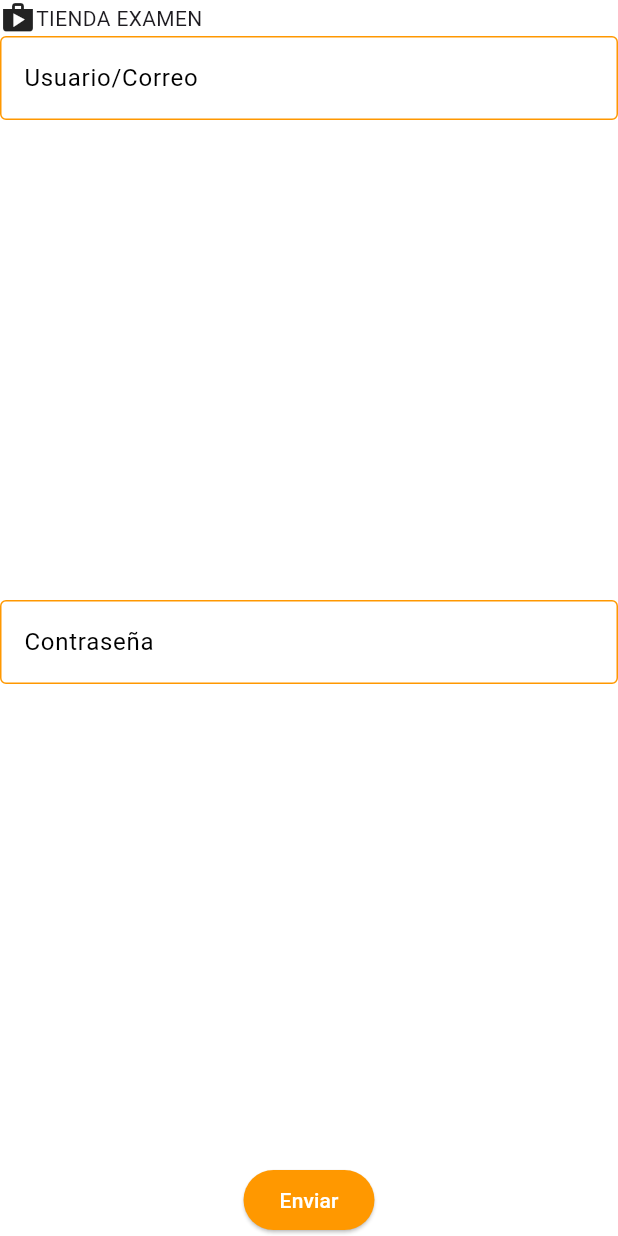
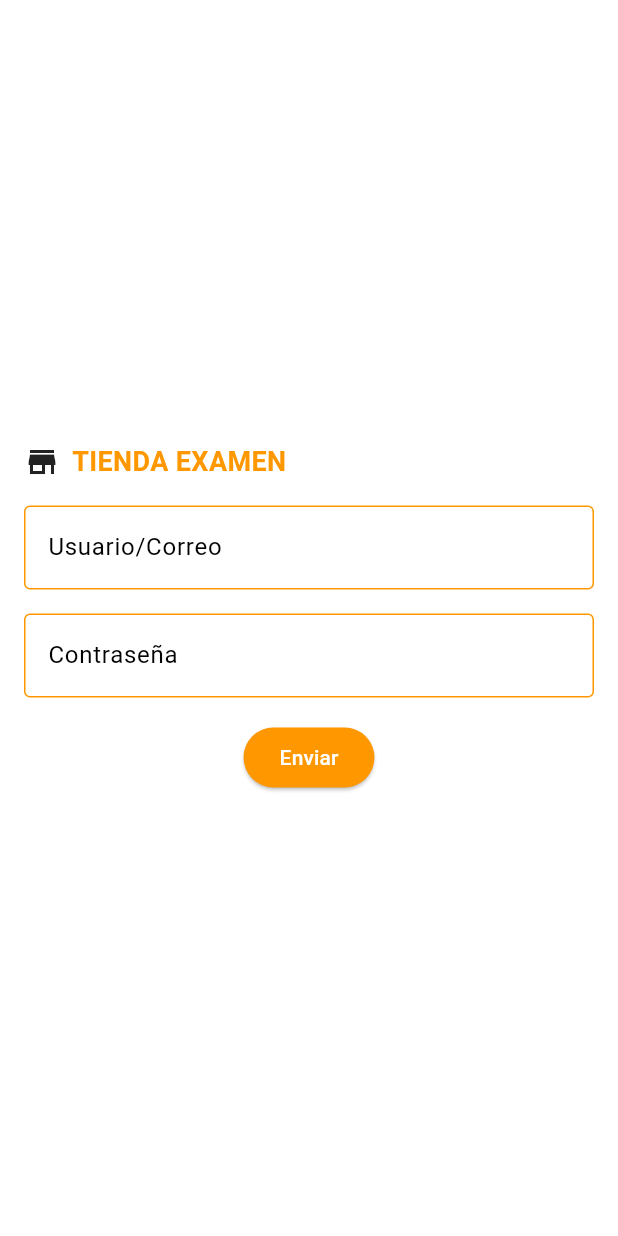
Before and after one commit to ftdulmy/tamayo-briceno-flutter-optativa, a Flutter app: the screen it shows after launch, on a phone screen of 412 x 824 dp. Run offline on Flutter 3.47's test engine with Material 3 defaults, Android fonts, the phone set to English and light mode, and no system bars.

Commit message:
Más arreglos en las pantallas de manera visual

```diff
--- a/unidad-1/examen/soukamin_shop/lib/screens/login_screen.dart
+++ b/unidad-1/examen/soukamin_shop/lib/screens/login_screen.dart
@@ -1,5 +1,6 @@
 import 'package:flutter/material.dart';
 import 'package:soukamin_shop/api/users.dart';
+import 'package:soukamin_shop/themes/text_h1.dart';
 import 'package:soukamin_shop/widgets/bottom_nav_bar.dart';
 import 'package:soukamin_shop/widgets/custom_input.dart';
 
@@ -13,15 +14,22 @@ class LoginScreen extends StatelessWidget {
 
     return Scaffold(
       body: Center(
+        child: SingleChildScrollView(
+          padding: const EdgeInsets.all(16.0),
           child: Column(
             children: [
-            Row(children: [Icon(Icons.shop), Text("TIENDA EXAMEN")]),
-            Expanded(
-              child: CustomInput(controller: user, labelText: "Usuario/Correo"),
+              Row(
+                children: [
+                  Icon(Icons.store),
+                  const SizedBox(width: 8.0),
+                  Text(style: textH1Theme, "TIENDA EXAMEN"),
+                ],
               ),
-            Expanded(
-              child: CustomInput(controller: password, labelText: "Contraseña"),
-            ),
+              const SizedBox(height: 16.0),
+              CustomInput(controller: user, labelText: "Usuario/Correo"),
+              const SizedBox(height: 16.0),
+              CustomInput(controller: password, labelText: "Contraseña"),
+              const SizedBox(height: 16.0),
               ElevatedButton(
                 onPressed: () {
                   Navigator.pushReplacement(
@@ -36,6 +44,7 @@ class LoginScreen extends StatelessWidget {
             ],
           ),
         ),
+      ),
     );
   }
 }
--- a/unidad-1/examen/soukamin_shop/lib/themes/app_theme.dart
+++ b/unidad-1/examen/soukamin_shop/lib/themes/app_theme.dart
@@ -1,4 +1,5 @@
 import 'package:flutter/material.dart';
+import 'package:soukamin_shop/themes/text_h1.dart';
 
 class AppTheme {
   static const colorPrimary = Colors.orange;
@@ -33,6 +34,15 @@ class AppTheme {
         backgroundColor: colorPrimary,
         contentTextStyle: TextStyle(color: Colors.white),
       ),
+      bottomNavigationBarTheme: const BottomNavigationBarThemeData(
+        backgroundColor: colorPrimary,
+        selectedIconTheme: IconThemeData(color: colorSecondary),
+        unselectedIconTheme: IconThemeData(color: Colors.white),
+        selectedItemColor: colorSecondary,
+        unselectedItemColor: Colors.white,
+      ),
     );
   }
+
+  static final TextStyle textH1 = textH1Theme;
 }
--- /dev/null
+++ b/unidad-1/examen/soukamin_shop/lib/themes/text_h1.dart
@@ -0,0 +1,7 @@
+import 'package:flutter/material.dart';
+
+final textH1Theme = TextStyle(
+  color: Colors.orange,
+  fontWeight: FontWeight.bold,
+  fontSize: 18.0,
+);
```
Also changed, not shown: 1 other file. Lines whose indentation alone changed are shown as unchanged.
